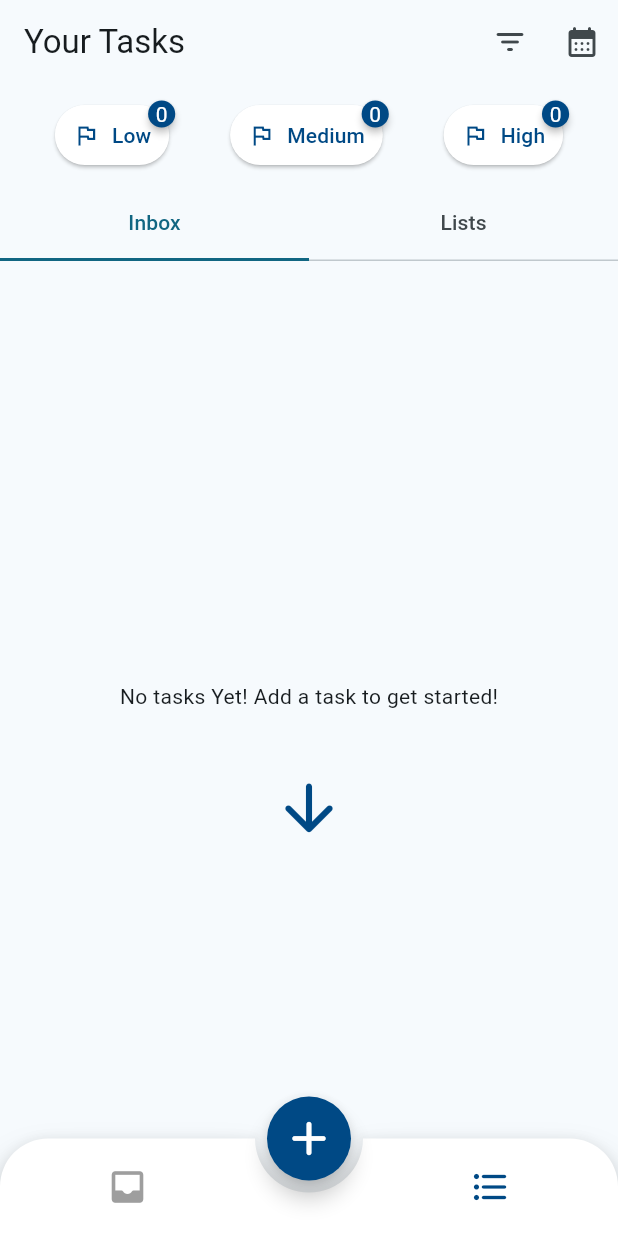
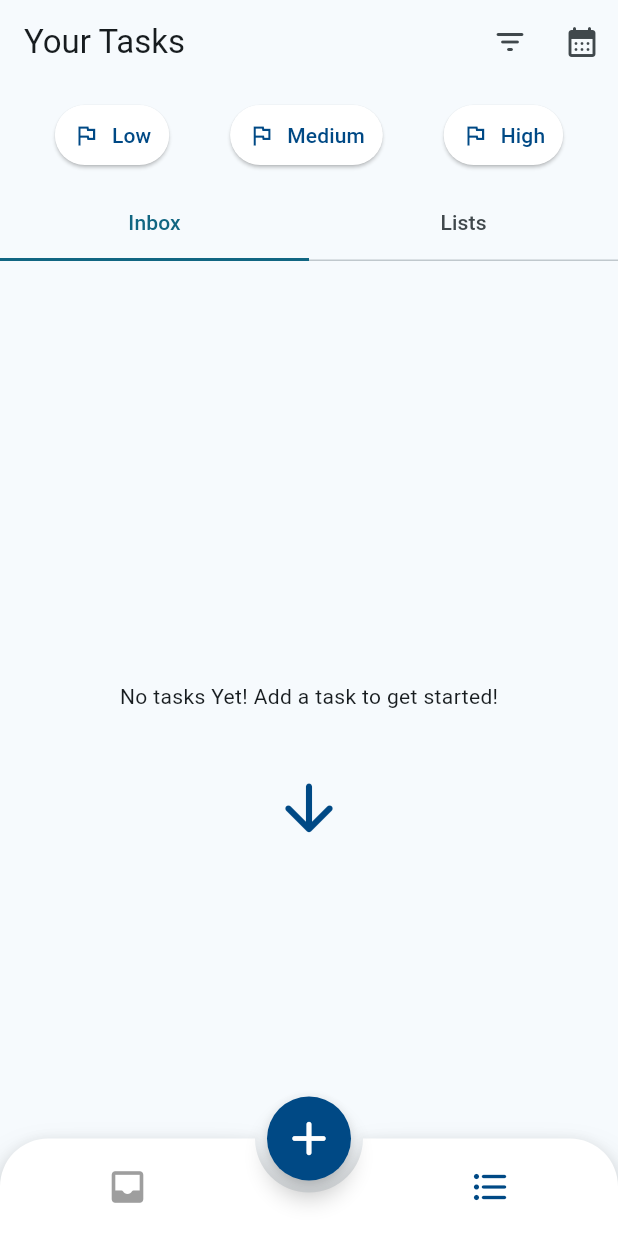
Before and after one commit to Rics-Dev/uNote, a Flutter app: the screen it shows after launch, on a phone screen of 412 x 824 dp. Run offline on Flutter 3.47's test engine with Material 3 defaults, Android fonts, the phone set to English and light mode, and no system bars; drawn by our look-alikes of animated_bottom_navigation_bar, badges; our stand-ins replace flutter_svg, go_router, objectbox, shared_preferences, table_calendar, toastification; missing offline and left inert: msh_checkbox, pull_down_button, searchbar_animation, top_modal_sheet; generated files the repository leaves out were written again; Roboto replaces fonts that are missing (Onest).

Commit message:
Supprimer l'import inutile et mettre à jour la disposition des boutons de priorité

```diff
--- a/lib/widgets/inboxPage/horizontal_priority_view.dart
+++ b/lib/widgets/inboxPage/horizontal_priority_view.dart
@@ -1,7 +1,5 @@
 import 'package:flutter/material.dart';
-import 'package:flutter_svg/flutter_svg.dart';
 import 'package:provider/provider.dart';
-import '../../models/entities.dart';
 import '../../providers/taskProvider.dart';
 import 'package:badges/badges.dart' as badges;
 
@@ -26,7 +24,12 @@ class HorizontalPriorityView extends StatelessWidget {
       mainAxisAlignment: MainAxisAlignment.spaceEvenly,
       children: priority.map((priority) {
         final isSelected = selectedPriority.contains(priority);
-        return badges.Badge(
+        return allTasks
+                .where((task) =>
+                    (task.priority?.contains(priority) ?? false) &&
+                    (task.list.target == null))
+                .isNotEmpty
+            ? badges.Badge(
                 badgeStyle: const badges.BadgeStyle(
                     badgeColor: Color.fromARGB(255, 0, 73, 133)),
                 position: badges.BadgePosition.topEnd(top: -5, end: 0),
@@ -74,10 +77,55 @@ class HorizontalPriorityView extends StatelessWidget {
                             ? MaterialStateProperty.all<Color>(
                                 const Color.fromARGB(255, 0, 73, 133))
                             : MaterialStateProperty.all<Color>(Colors.white),
+                        shape:
+                            MaterialStateProperty.all<RoundedRectangleBorder>(
+                          RoundedRectangleBorder(
+                            borderRadius: BorderRadius.circular(20.0),
+                          ),
+                        ),
+                      ),
+                    ),
+                  ),
+                ),
+              )
+            : Padding(
+                padding: const EdgeInsets.symmetric(horizontal: 4.0),
+                child: GestureDetector(
+                  onTap: () {
+                    tasksProvider.togglePrioritySelection(priority);
+                  },
+                  child: ElevatedButton.icon(
+                    onPressed: () {
+                      tasksProvider.togglePrioritySelection(priority);
+                    },
+                    icon: Icon(
+                      Icons.flag_outlined,
+                      size: 18,
+                      color: isSelected
+                          ? Colors.white
+                          : const Color.fromARGB(255, 0, 73, 133),
+                    ),
+                    label: Text(
+                      priority,
+                      style: TextStyle(
+                        color: isSelected
+                            ? Colors.white
+                            : const Color.fromARGB(255, 0, 73, 133),
+                      ),
+                    ),
+                    style: ButtonStyle(
+                      padding: MaterialStateProperty.all<EdgeInsetsGeometry>(
+                        const EdgeInsets.symmetric(
+                            horizontal: 12,
+                            vertical: 4), // Adjust the padding as needed
+                      ),
+                      backgroundColor: isSelected
+                          ? MaterialStateProperty.all<Color>(
+                              const Color.fromARGB(255, 0, 73, 133))
+                          : MaterialStateProperty.all<Color>(Colors.white),
                       shape: MaterialStateProperty.all<RoundedRectangleBorder>(
                         RoundedRectangleBorder(
                           borderRadius: BorderRadius.circular(20.0),
-                    ),
                         ),
                       ),
                     ),
```
Lines whose indentation alone changed are shown as unchanged.
